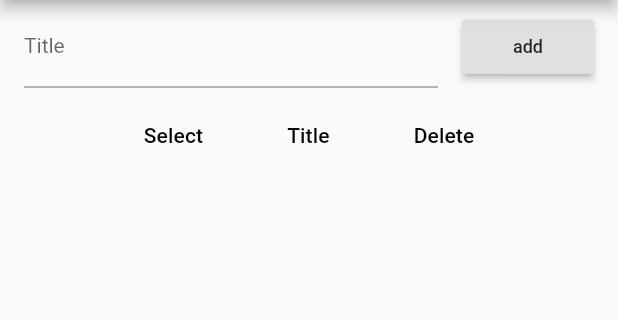
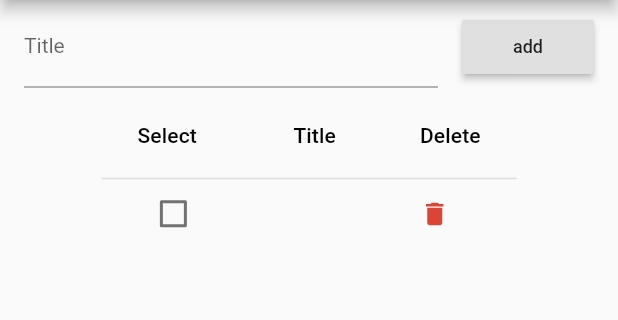
Before and after one commit to 71900-bot/Simple-Shopping-List, a Flutter app: the screen it shows after launch, after a tap on "add", on a phone screen of 412 x 824 dp, the part 84-404 px from its top. Run offline on Flutter 3.47's test engine with Material 2 defaults, Android fonts, the phone set to English and light mode, and no system bars; our stand-ins replace sqflite; accounts and stored records are empty.

```diff
--- a/lib/db.dart
+++ b/lib/db.dart
@@ -12,9 +12,20 @@ Future<Database> initilizaeDb() async {
   return db;
 }
 
+Future<void> insertItemsToDb(title, bought) async{
+  Database db = await initilizaeDb();
+  await db.transaction((txn) {
+    var dateAdded = DateTime.now().toString();
+    return txn.rawInsert("INSERT INTO SHOPPING_ITEMS(TITLE, BOUGHT, DATE_ADDED) VALUES('$title', $bought, '$dateAdded')");
+  }
+  );
+   print('the item has been added');
+}
 
-
-
+Future<List> retreiveItemsFromDb() async{
+  Database db = await initilizaeDb();
+  return db.rawQuery('SELECT * FROM SHOPPING_ITEMS');
+}
 
 
 
--- a/lib/main.dart
+++ b/lib/main.dart
@@ -12,7 +12,7 @@ class MyApp extends StatelessWidget {
   @override
   Widget build(BuildContext context) {
     return MaterialApp(
-      title: 'Flutter Demo',
+      title: 'Shopping List',
       theme: ThemeData(
         // This is the theme of your application.
         //
@@ -53,52 +53,54 @@ class MyHomePage extends StatefulWidget {
 }
 
 class _MyHomePageState extends State<MyHomePage> {
-  String title = '';
+  String itemTitle = '';
+  List items = [];
 
+  insertShoppingItems() async{
+    await insertItemsToDb(itemTitle, 0);
+    getItemsFromDb();
+  }
+
+  getItemsFromDb() async{
+    List shoppingItems = await retreiveItemsFromDb();
+    setState(() {
+      items = shoppingItems;
+    });
+
+  }
   @override
   Widget build(BuildContext context) {
+    getItemsFromDb();
     return Scaffold(
+      resizeToAvoidBottomInset: false,
       appBar: AppBar(
-        // Here we take the value from the MyHomePage object that was created by
-        // the App.build method, and use it to set our appbar title.
         title: Text(widget.title),
       ),
       body: Center(
         child: Column(
-          // Column is also a layout widget. It takes a list of children and
-          // arranges them vertically. By default, it sizes itself to fit its
-          // children horizontally, and tries to be as tall as its parent.
-          //
-          // Invoke "debug painting" (press "p" in the console, choose the
-          // "Toggle Debug Paint" action from the Flutter Inspector in Android
-          // Studio, or the "Toggle Debug Paint" command in Visual Studio Code)
-          // to see the wireframe for each widget.
-          //
-          // Column has various properties to control how it sizes itself and
-          // how it positions its children. Here we use mainAxisAlignment to
-          // center the children vertically; the main axis here is the vertical
-          // axis because Columns are vertical (the cross axis would be
-          // horizontal).
           mainAxisAlignment: MainAxisAlignment.start,
           children: <Widget>[
             ListTile(
+              // text field
               title: TextFormField(
                 onChanged: (String mytitle) {
                   setState(() {
-                    title = mytitle;
+                    itemTitle = mytitle;
                   });
                 },
                 decoration:
                     InputDecoration(hintText: 'Title', labelText: 'Title'),
                 style: TextStyle(fontSize: 14),
               ),
+              // add button
               trailing: RaisedButton(
-                onPressed: () {
-
+                onPressed: () {// insert into the database
+                insertShoppingItems();
                 },
                 child: const Text('add', style: TextStyle(fontSize: 12)),
               ),
             ),
+            // Data
             DataTable(
               columns: [
                 DataColumn(
@@ -114,26 +116,29 @@ class _MyHomePageState extends State<MyHomePage> {
                   numeric: false,
                 )
               ],
-                      rows: []
+              rows: items
                   .map<DataRow>((item) => DataRow(cells: [
                         DataCell(
                             Checkbox(
-                                        value:
-                                            item['BOUGHT'] == 1 ? true : false,
-                                        onChanged: (newValue) {
-
-                                        }),
+                                value: item['BOUGHT'] == 1 ? true : false,
+                                onChanged: (newValue) {}),
                             onTap: () {}),
-                                DataCell(Text(item['TITLE'], style: TextStyle(decoration:  item['BOUGHT'] == 1 ? TextDecoration.lineThrough : TextDecoration.none, ),), onTap: () {}),
+                        DataCell(
+                            Text(
+                              item['TITLE'],
+                              style: TextStyle(
+                                decoration: item['BOUGHT'] == 1
+                                    ? TextDecoration.lineThrough
+                                    : TextDecoration.none,
+                              ),
+                            ),
+                            onTap: () {}),
                         DataCell(
                             Icon(Icons.delete,
-                                        color: Color(0xffDB4437),
-                                        size: 20), onTap: () async {
-
-                                }),
+                                color: Color(0xffDB4437), size: 20),
+                            onTap: () async {}),
                       ]))
                   .toList(),
-
             )
           ],
         ),
```
Lines whose indentation alone changed are shown as unchanged.
